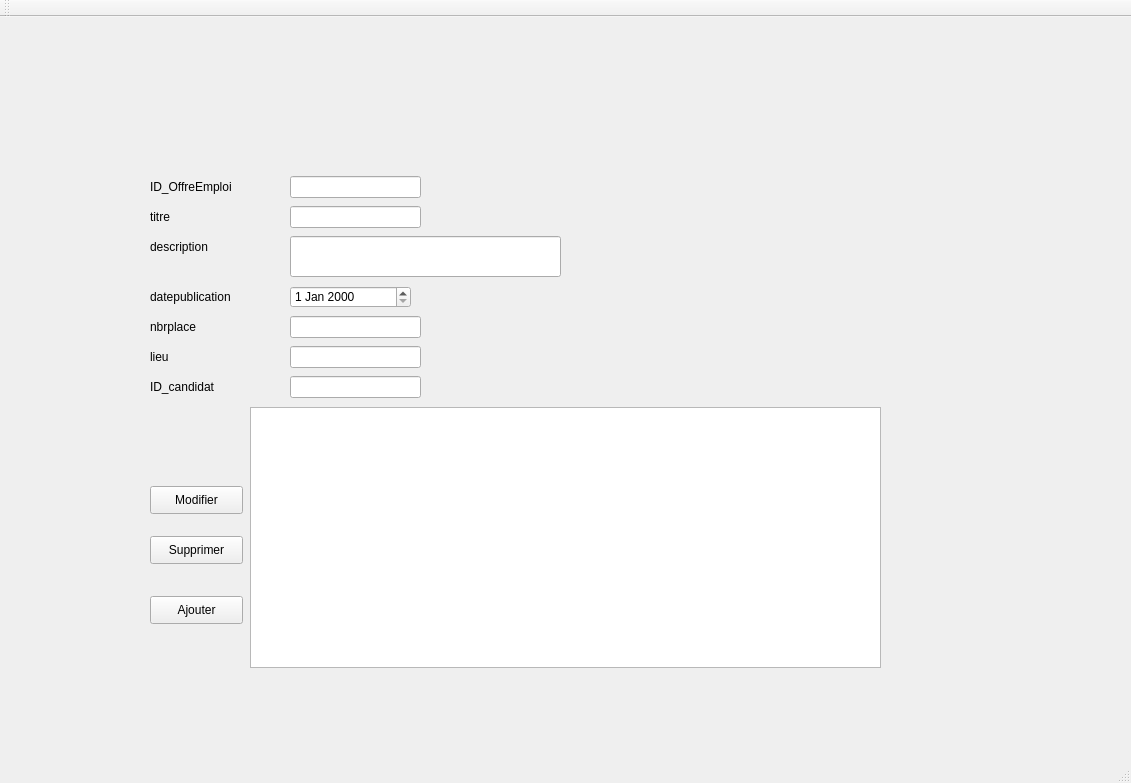
neffatimohamedsaid7/projetQT, file mainwindow.ui: the form before one commit.
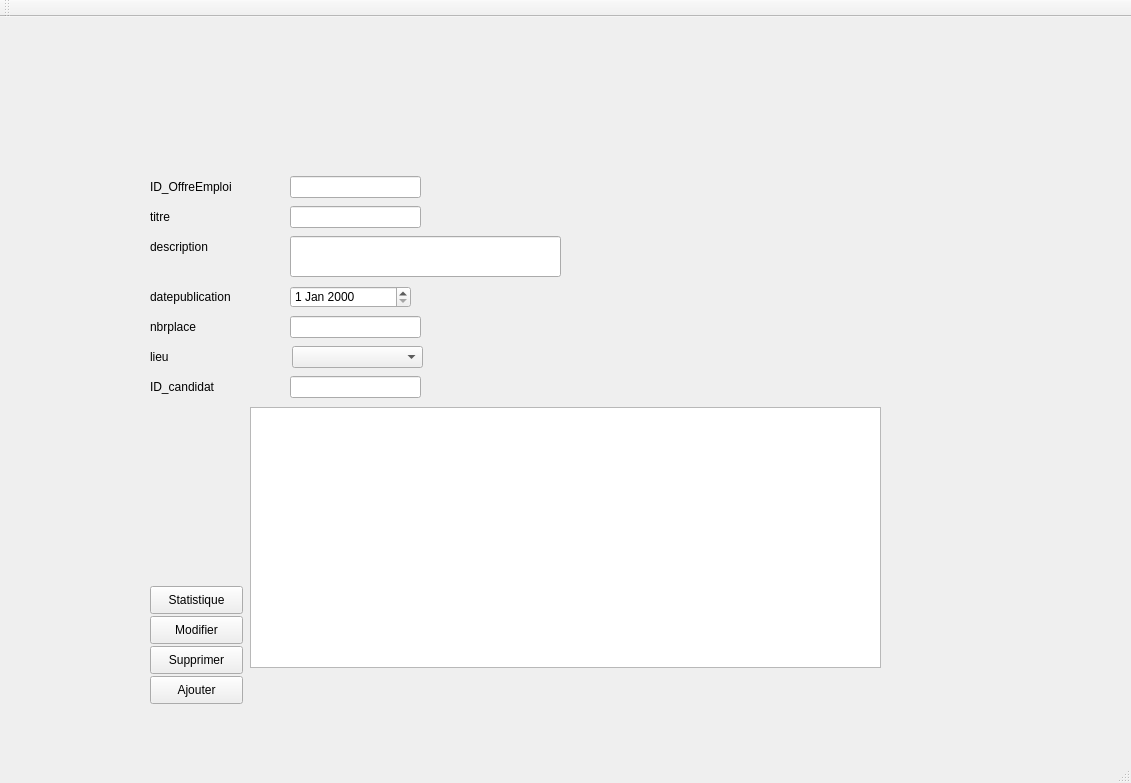
The form after the commit.

Commit message: statistique candidat et offreEmploi

The edit to the form file:
```diff
--- a/mainwindow.ui
+++ b/mainwindow.ui
@@ -284,7 +284,7 @@
       <property name="geometry">
        <rect>
         <x>0</x>
-        <y>390</y>
+        <y>500</y>
         <width>93</width>
         <height>28</height>
        </rect>
@@ -310,7 +310,7 @@
       <property name="geometry">
        <rect>
         <x>0</x>
-        <y>450</y>
+        <y>530</y>
         <width>93</width>
         <height>28</height>
        </rect>
@@ -424,16 +424,6 @@
        <string>nbrplace</string>
       </property>
      </widget>
-     <widget class="QLineEdit" name="lineEdit_lieu">
-      <property name="geometry">
-       <rect>
-        <x>140</x>
-        <y>200</y>
-        <width>131</width>
-        <height>22</height>
-       </rect>
-      </property>
-     </widget>
      <widget class="QLineEdit" name="lineEdit_description">
       <property name="geometry">
        <rect>
@@ -458,7 +448,7 @@
       <property name="geometry">
        <rect>
         <x>0</x>
-        <y>340</y>
+        <y>470</y>
         <width>93</width>
         <height>28</height>
        </rect>
@@ -467,6 +457,49 @@
        <string>Modifier</string>
       </property>
      </widget>
+     <widget class="QComboBox" name="comboBox_lieuOffreEmploi">
+      <property name="geometry">
+       <rect>
+        <x>142</x>
+        <y>200</y>
+        <width>131</width>
+        <height>22</height>
+       </rect>
+      </property>
+      <item>
+       <property name="text">
+        <string/>
+       </property>
+      </item>
+      <item>
+       <property name="text">
+        <string>Tunis</string>
+       </property>
+      </item>
+      <item>
+       <property name="text">
+        <string>Sfax</string>
+       </property>
+      </item>
+      <item>
+       <property name="text">
+        <string>Sousse</string>
+       </property>
+      </item>
+     </widget>
+     <widget class="QPushButton" name="Statistique2">
+      <property name="geometry">
+       <rect>
+        <x>0</x>
+        <y>440</y>
+        <width>93</width>
+        <height>28</height>
+       </rect>
+      </property>
+      <property name="text">
+       <string>Statistique</string>
+      </property>
+     </widget>
     </widget>
    </widget>
   </widget>
```
Left out of the diff: 57 changed lines with no effect on the pictures. The commit also changes 4 other files.
